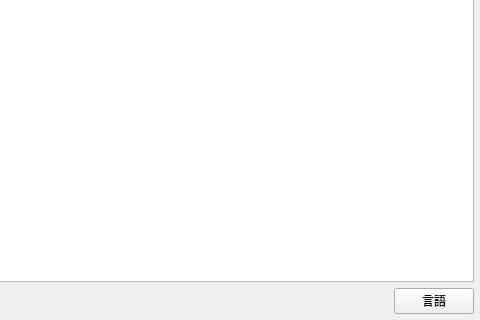
Above: gpkg_editor_dockwidget_base.ui from raw-slnc/gpkg_editor before the change; both pictures show x 720 to 1200 and y 470 to 790 of the 1200 by 790 pixel window. Below: the same form after it.
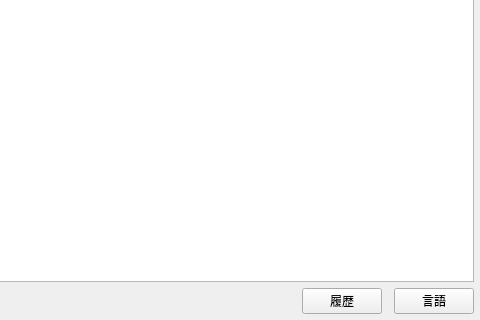
That is the form after the change.

Commit message: v0.2.0: add export history panel and German translation

Diff of the .ui file:
```diff
--- a/gpkg_editor_dockwidget_base.ui
+++ b/gpkg_editor_dockwidget_base.ui
@@ -614,6 +614,16 @@
           </property>
          </spacer>
         </item>
+        <item>
+         <widget class="QPushButton" name="btnHistory">
+          <property name="text">
+           <string>履歴</string>
+          </property>
+          <property name="checkable">
+           <bool>true</bool>
+          </property>
+         </widget>
+        </item>
         <item>
          <widget class="QPushButton" name="btnLanguage">
           <property name="text">
```
The commit also changes 10 other files.
